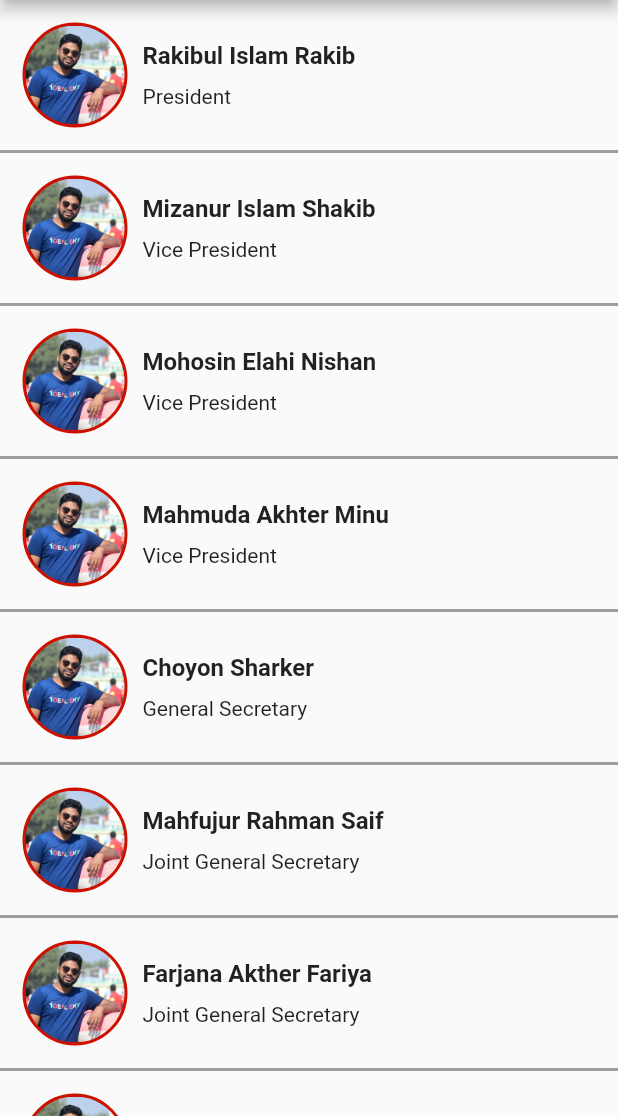
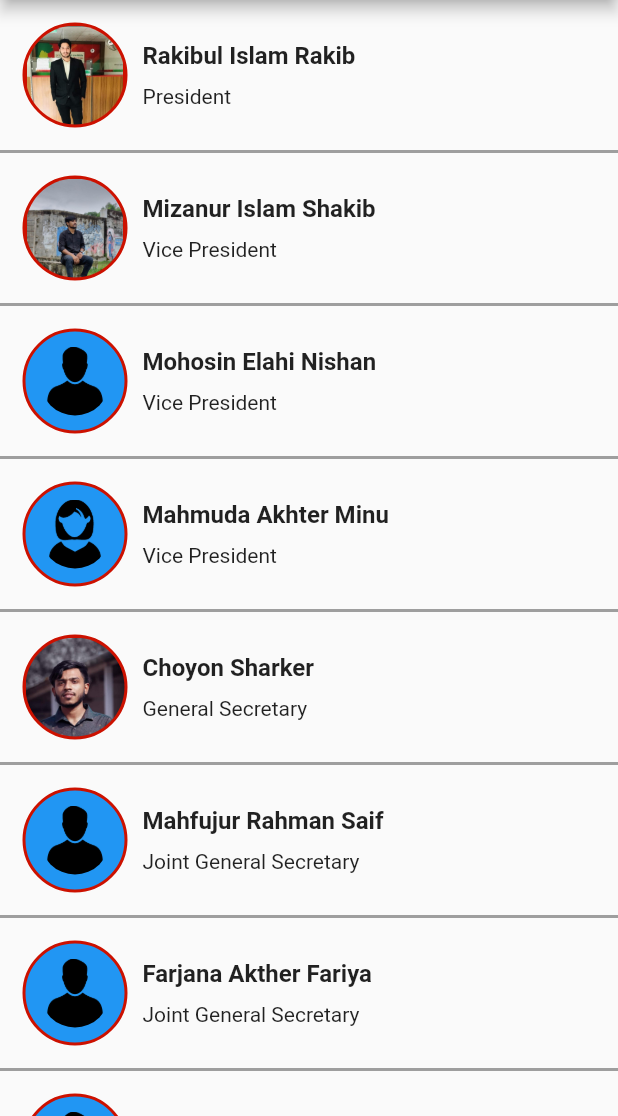
Before and after one commit to Shamim48/Blood_app, a Flutter app: the Communication screen opened directly, on a phone screen of 412 x 824 dp, the part 120-1236 px from its top. Run offline on Flutter 3.47's test engine with Material 2 defaults, Android fonts, the phone set to English and light mode, and no system bars; our stand-ins replace carousel_slider, cloud_firestore, firebase_auth, firebase_core, firebase_database, firebase_storage and 4 more; accounts and stored records are empty.

Commit message:
New change by imteaij

```diff
--- a/lib/model/profile_crud.dart
+++ b/lib/model/profile_crud.dart
@@ -61,11 +61,15 @@ class ProfileCrud {
   }
 
 
-  static Future<DocumentSnapshot> readSingleDoner({required String? id})async {
+  static Future<DocumentSnapshot> readSingleDoner({required String? id,})async {
     CollectionReference notesItemCollection = _collection;
     DocumentReference documentReferencer = _collection.doc(id);
     DocumentSnapshot documentSnapshot=await documentReferencer.get();
     return documentSnapshot;
   }
 
+
+
+
+
 }
--- a/lib/screen/communication.dart
+++ b/lib/screen/communication.dart
@@ -55,7 +55,7 @@ class _CommunicationState extends State<Communication> {
                       ),
                       child: ClipRRect(
                         borderRadius: BorderRadius.circular(50),
-                        child: Image.asset("assets/images/shamim_vai.jpg"),
+                        child: Image.asset("assets/images/rakibul_islam.jpeg"),
                       )
                     ),
                     const SizedBox(width: 10,),
@@ -98,7 +98,7 @@ class _CommunicationState extends State<Communication> {
                             border: Border.all(width: 2,color: ColorResources.BLOOD_COLOR)
                         ),
                         child: ClipRRect(
-                          child: Image.asset("assets/images/shamim_vai.jpg"),
+                          child: Image.asset("assets/images/shakib.jpeg"),
                           borderRadius: BorderRadius.circular(50),
                         )
                     ),
@@ -138,12 +138,15 @@ class _CommunicationState extends State<Communication> {
                         width: 70,
                         decoration: BoxDecoration(
                             borderRadius: BorderRadius.circular(50),
-                            color: ColorResources.BLOOD_COLOR,
+                            color: Colors.blue,
                             border: Border.all(width: 2,color: ColorResources.BLOOD_COLOR)
                         ),
+                        child: Padding(
+                          padding: const EdgeInsets.all(10),
                           child: ClipRRect(
-                          child: Image.asset("assets/images/shamim_vai.jpg"),
+                            child: Image.asset("assets/images/male-user.png"),
                             borderRadius: BorderRadius.circular(50),
+                          ),
                         )
                     ),
                     SizedBox(width: 10,),
@@ -184,12 +187,15 @@ class _CommunicationState extends State<Communication> {
                         width: 70,
                         decoration: BoxDecoration(
                             borderRadius: BorderRadius.circular(50),
-                            color: ColorResources.BLOOD_COLOR,
+                            color: Colors.blue,
                             border: Border.all(width: 2,color: ColorResources.BLOOD_COLOR)
                         ),
+                        child: Padding(
+                          padding: const EdgeInsets.all(10),
                           child: ClipRRect(
-                          child: Image.asset("assets/images/shamim_vai.jpg"),
+                            child: Image.asset("assets/images/woman-avatar.png"),
                             borderRadius: BorderRadius.circular(50),
+                          ),
                         )
                     ),
                     SizedBox(width: 10,),
@@ -234,7 +240,7 @@ class _CommunicationState extends State<Communication> {
                             border: Border.all(width: 2,color: ColorResources.BLOOD_COLOR)
                         ),
                         child: ClipRRect(
-                          child: Image.asset("assets/images/shamim_vai.jpg"),
+                          child: Image.asset("assets/images/choyon_sarker.jpeg",fit: BoxFit.cover,),
                           borderRadius: BorderRadius.circular(50),
                         )
                     ),
@@ -276,12 +282,15 @@ class _CommunicationState extends State<Communication> {
                         width: 70,
                         decoration: BoxDecoration(
                             borderRadius: BorderRadius.circular(50),
-                            color: ColorResources.BLOOD_COLOR,
+                            color: Colors.blue,
                             border: Border.all(width: 2,color: ColorResources.BLOOD_COLOR)
                         ),
+                        child: Padding(
+                          padding: const EdgeInsets.all(10),
                           child: ClipRRect(
-                          child: Image.asset("assets/images/shamim_vai.jpg"),
+                            child: Image.asset("assets/images/male-user.png"),
                             borderRadius: BorderRadius.circular(50),
+                          ),
                         )
                     ),
                     SizedBox(width: 10,),
@@ -322,12 +331,15 @@ class _CommunicationState extends State<Communication> {
                         width: 70,
                         decoration: BoxDecoration(
                             borderRadius: BorderRadius.circular(50),
-                            color: ColorResources.BLOOD_COLOR,
+                            color: Colors.blue,
                             border: Border.all(width: 2,color: ColorResources.BLOOD_COLOR)
                         ),
+                        child: Padding(
+                          padding: const EdgeInsets.all(10),
                           child: ClipRRect(
-                          child: Image.asset("assets/images/shamim_vai.jpg"),
+                            child: Image.asset("assets/images/male-user.png"),
                             borderRadius: BorderRadius.circular(50),
+                          ),
                         )
                     ),
                     SizedBox(width: 10,),
@@ -368,12 +380,15 @@ class _CommunicationState extends State<Communication> {
                         width: 70,
                         decoration: BoxDecoration(
                             borderRadius: BorderRadius.circular(50),
-                            color: ColorResources.BLOOD_COLOR,
+                            color: Colors.blue,
                             border: Border.all(width: 2,color: ColorResources.BLOOD_COLOR)
                         ),
+                        child: Padding(
+                          padding: const EdgeInsets.all(10),
                           child: ClipRRect(
-                          child: Image.asset("assets/images/shamim_vai.jpg"),
+                            child: Image.asset("assets/images/male-user.png"),
                             borderRadius: BorderRadius.circular(50),
+                          ),
                         )
                     ),
                     SizedBox(width: 10,),
@@ -414,12 +429,15 @@ class _CommunicationState extends State<Communication> {
                         width: 70,
                         decoration: BoxDecoration(
                             borderRadius: BorderRadius.circular(50),
-                            color: ColorResources.BLOOD_COLOR,
+                            color: Colors.blue,
                             border: Border.all(width: 2,color: ColorResources.BLOOD_COLOR)
                         ),
+                        child: Padding(
+                          padding: const EdgeInsets.all(10),
                           child: ClipRRect(
-                          child: Image.asset("assets/images/shamim_vai.jpg"),
+                            child: Image.asset("assets/images/male-user.png"),
                             borderRadius: BorderRadius.circular(50),
+                          ),
                         )
                     ),
                     SizedBox(width: 10,),
@@ -459,12 +477,15 @@ class _CommunicationState extends State<Communication> {
                         width: 70,
                         decoration: BoxDecoration(
                             borderRadius: BorderRadius.circular(50),
-                            color: ColorResources.BLOOD_COLOR,
+                            color: Colors.blue,
                             border: Border.all(width: 2,color: ColorResources.BLOOD_COLOR)
                         ),
+                        child: Padding(
+                          padding: const EdgeInsets.all(10),
                           child: ClipRRect(
-                          child: Image.asset("assets/images/shamim_vai.jpg"),
+                            child: Image.asset("assets/images/male-user.png"),
                             borderRadius: BorderRadius.circular(50),
+                          ),
                         )
                     ),
                     SizedBox(width: 10,),
--- a/lib/screen/end_Drawer.dart
+++ b/lib/screen/end_Drawer.dart
@@ -42,7 +42,7 @@ class _CustomEndDrawerState extends State<CustomEndDrawer> {
                     width: MediaQuery.of(context).size.width,
                     decoration: const BoxDecoration(
                       gradient: LinearGradient(
-                        colors: [ColorResources.RED_DEEP, ColorResources.RED_DEEP_ONE],
+                        colors: [ColorResources.BLOOD_COLOR, ColorResources.RED_DEEP_ONE],
                       ),
                     ),
                     child: Column(
```
Also changed, not shown: lib/screen/about_donation.dart (added, +91 -0 lines), lib/screen/add_blood_post_page.dart (+12 -1 lines), lib/screen/blood_post_crud_operation.dart (+12 -1 lines), lib/screen/blood_post_listpage.dart (+3 -4 lines), lib/screen/botoom_navigation.dart (+10 -6 lines), lib/screen/home_paage.dart (+10 -66 lines), assets/images/blood_carousel1.jpg (added), assets/images/blood_carousel2l.jpg (added), assets/images/choyon_sarker.jpeg (added), assets/images/helal_sir1.jpeg (added), assets/images/helal_sir2.jpeg (added), assets/images/male-user.png (added), assets/images/rakibul_islam.jpeg (added), assets/images/shakib.jpeg (added), 2 more files. Lines whose indentation alone changed are shown as unchanged.
